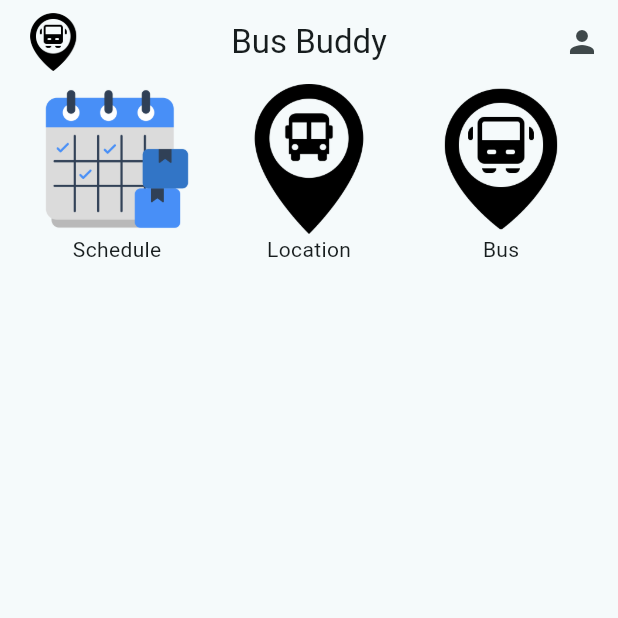
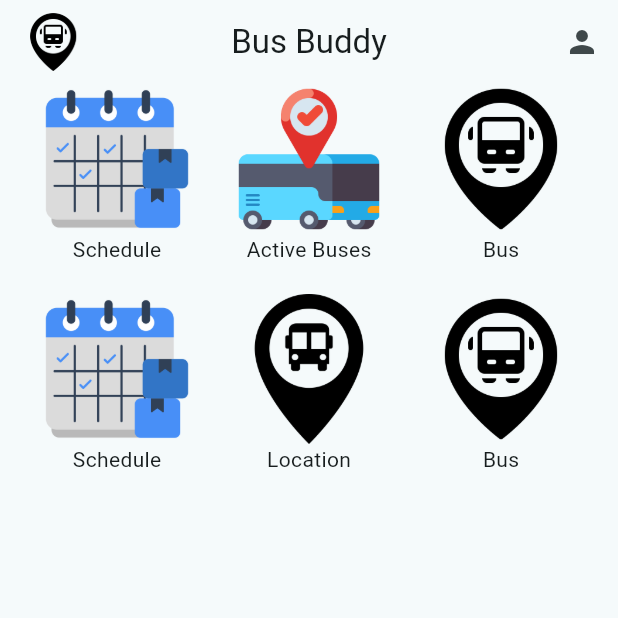
Before and after one commit to RaninduAmarasinghe/BusBuddy-FrontEnd, a Flutter app: the screen it shows after launch, on a phone screen of 412 x 824 dp, the top half of it. Run offline on Flutter 3.47's test engine with Material 3 defaults, Android fonts, the phone set to English and light mode, and no system bars.

Commit message:
add images 2 and ink well

```diff
--- a/lib/main_page.dart
+++ b/lib/main_page.dart
@@ -19,33 +19,98 @@ class MainPage extends StatelessWidget {
       ),
       body: Container(
         child: Column(
-          //3
           children: [
             Row(
-              //3
-              mainAxisAlignment:
-                  MainAxisAlignment.spaceEvenly, // Ensures spacing
+              // First Row
+              mainAxisAlignment: MainAxisAlignment.spaceEvenly,
               children: [
                 Column(
-                  //2
                   children: [
-                    Container(
+                    InkWell(
+                      onTap: () {
+                        print("Schedule clicked");
+                      },
+                      child: Container(
                         width: 100,
                         height: 100,
                         child: Image(
                           image: AssetImage("assets/shedule.png"),
                         ),
                       ),
-                    Text("Schedule"), // Fixed typo
+                    ),
+                    Text("Schedule"),
                   ],
                 ),
                 Column(
                   children: [
-                    Container(
+                    InkWell(
+                      onTap: () {
+                        print("Active Buses clicked");
+                      },
+                      child: Container(
+                        width: 100,
+                        height: 100,
+                        child: Image(
+                          image: AssetImage("assets/activebus.png"),
+                        ),
+                      ),
+                    ),
+                    Text("Active Buses"),
+                  ],
+                ),
+                Column(
+                  children: [
+                    InkWell(
+                      onTap: () {
+                        print("Bus clicked");
+                      },
+                      child: Container(
+                        width: 100,
+                        height: 100,
+                        child: Image(
+                          image: AssetImage("assets/bus.png"),
+                        ),
+                      ),
+                    ),
+                    Text("Bus"),
+                  ],
+                ),
+              ],
+            ),
+            SizedBox(height: 20), // Add spacing between rows
+            Row(
+              // Second Row
+              mainAxisAlignment: MainAxisAlignment.spaceEvenly,
+              children: [
+                Column(
+                  children: [
+                    InkWell(
+                      onTap: () {
+                        print("Schedule clicked");
+                      },
+                      child: Container(
+                        width: 100,
+                        height: 100,
+                        child: Image(
+                          image: AssetImage("assets/shedule.png"),
+                        ),
+                      ),
+                    ),
+                    Text("Schedule"),
+                  ],
+                ),
+                Column(
+                  children: [
+                    InkWell(
+                      onTap: () {
+                        print("Location clicked");
+                      },
+                      child: Container(
                         width: 100,
                         height: 100,
                         child: Image(
                           image: AssetImage("assets/location.png"),
+                        ),
                       ),
                     ),
                     Text("Location"),
@@ -53,11 +118,16 @@ class MainPage extends StatelessWidget {
                 ),
                 Column(
                   children: [
-                    Container(
+                    InkWell(
+                      onTap: () {
+                        print("Bus clicked");
+                      },
+                      child: Container(
                         width: 100,
                         height: 100,
                         child: Image(
                           image: AssetImage("assets/bus.png"),
+                        ),
                       ),
                     ),
                     Text("Bus"),
--- a/pubspec.yaml
+++ b/pubspec.yaml
@@ -61,6 +61,7 @@ flutter:
     - assets/bus.png
     - assets/location.png
     - assets/shedule.png
+    - assets/activebus.png
   #
 
   # An image asset can refer to one or more resolution-specific "variants", see
```
Also changed, not shown: assets/activebus.png (added). Lines whose indentation alone changed are shown as unchanged.
